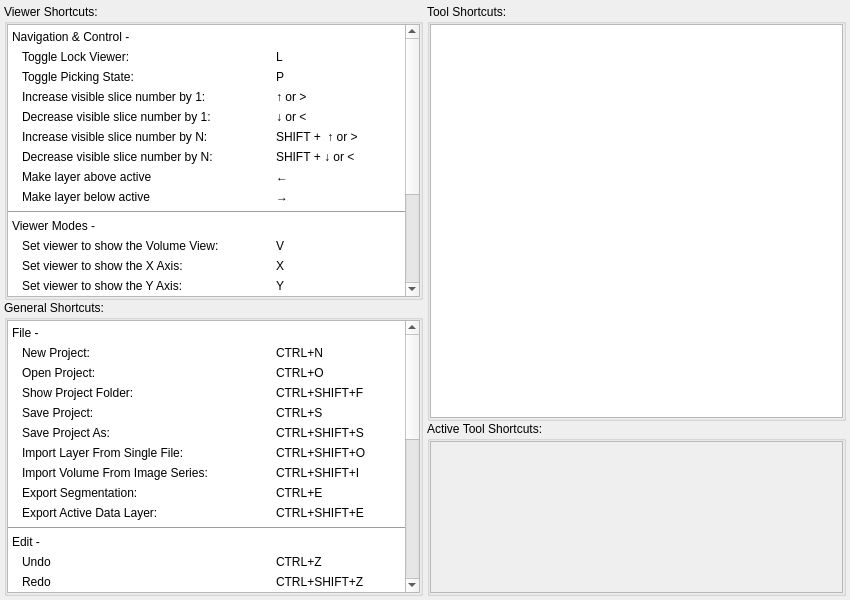
Qt form src/Interface/Application/ShortcutsInterface.ui (SCIInstitute/Seg3D) before a commit.
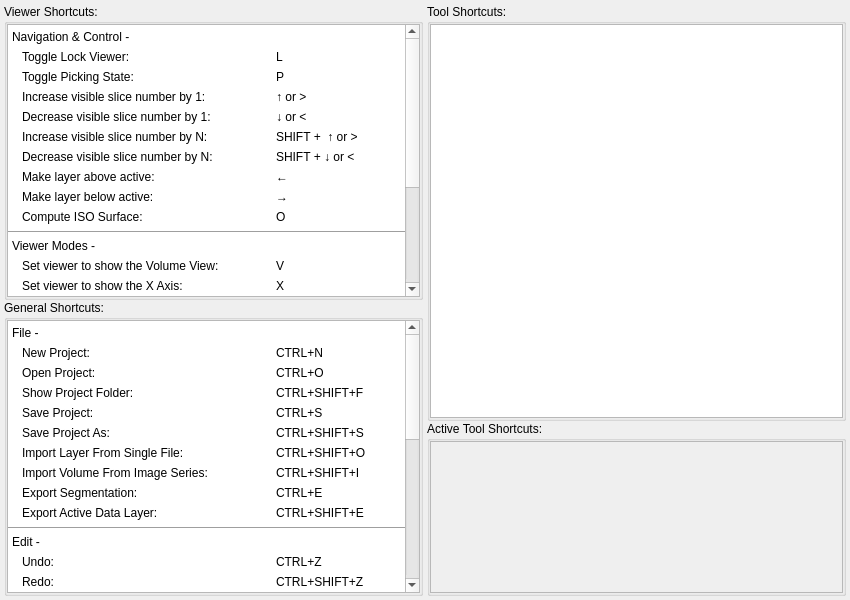
The same form after that commit.

Commit message: Added the O shortcut to the shortcuts window. tweaked the toolboxpage widget to deal with the pushbutton issue we've seen in Qt 4.7+

What changed in the file:
```diff
--- a/src/Interface/Application/ShortcutsInterface.ui
+++ b/src/Interface/Application/ShortcutsInterface.ui
@@ -74,8 +74,8 @@
              <rect>
               <x>0</x>
               <y>0</y>
-              <width>396</width>
-              <height>422</height>
+              <width>398</width>
+              <height>444</height>
              </rect>
             </property>
             <layout class="QVBoxLayout" name="verticalLayout_13">
@@ -407,7 +407,7 @@
                    <item>
                     <widget class="QLabel" name="label_90">
                      <property name="text">
-                      <string>Make layer above active</string>
+                      <string>Make layer above active:</string>
                      </property>
                     </widget>
                    </item>
@@ -448,7 +448,7 @@
                    <item>
                     <widget class="QLabel" name="label_92">
                      <property name="text">
-                      <string>Make layer below active</string>
+                      <string>Make layer below active:</string>
                      </property>
                     </widget>
                    </item>
@@ -462,6 +462,47 @@
                   </layout>
                  </widget>
                 </item>
+                <item>
+                 <widget class="QWidget" name="widget_60" native="true">
+                  <property name="minimumSize">
+                   <size>
+                    <width>0</width>
+                    <height>20</height>
+                   </size>
+                  </property>
+                  <layout class="QHBoxLayout" name="horizontalLayout_56" stretch="2,1">
+                   <property name="spacing">
+                    <number>4</number>
+                   </property>
+                   <property name="leftMargin">
+                    <number>10</number>
+                   </property>
+                   <property name="topMargin">
+                    <number>0</number>
+                   </property>
+                   <property name="rightMargin">
+                    <number>0</number>
+                   </property>
+                   <property name="bottomMargin">
+                    <number>0</number>
+                   </property>
+                   <item>
+                    <widget class="QLabel" name="label_94">
+                     <property name="text">
+                      <string>Compute ISO Surface:</string>
+                     </property>
+                    </widget>
+                   </item>
+                   <item>
+                    <widget class="QLabel" name="label_95">
+                     <property name="text">
+                      <string>O</string>
+                     </property>
+                    </widget>
+                   </item>
+                  </layout>
+                 </widget>
+                </item>
                </layout>
               </widget>
              </item>
@@ -981,8 +1022,8 @@
              <rect>
               <x>0</x>
               <y>0</y>
-              <width>396</width>
-              <height>630</height>
+              <width>398</width>
+              <height>633</height>
              </rect>
             </property>
             <layout class="QVBoxLayout" name="verticalLayout_5">
@@ -1496,7 +1537,7 @@
                    <item>
                     <widget class="QLabel" name="label_86">
                      <property name="text">
-                      <string>Undo</string>
+                      <string>Undo:</string>
                      </property>
                     </widget>
                    </item>
@@ -1537,7 +1578,7 @@
                    <item>
                     <widget class="QLabel" name="label_88">
                      <property name="text">
-                      <string>Redo</string>
+                      <string>Redo:</string>
                      </property>
                     </widget>
                    </item>
```
Left out of the diff: 18 changed lines with no effect on the pictures. The commit also changes 3 other files.
